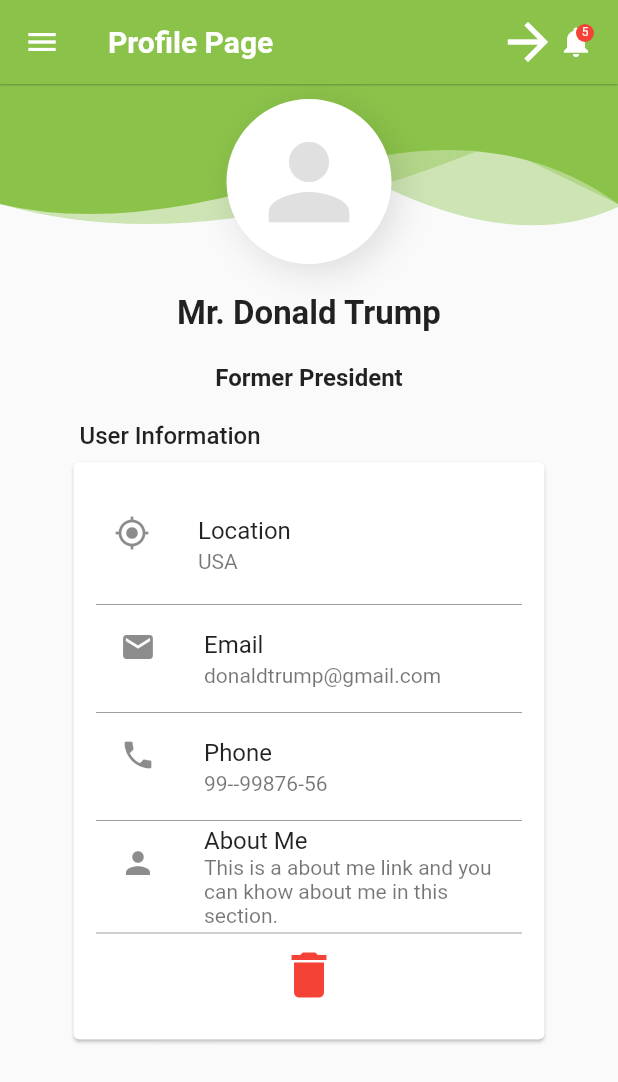
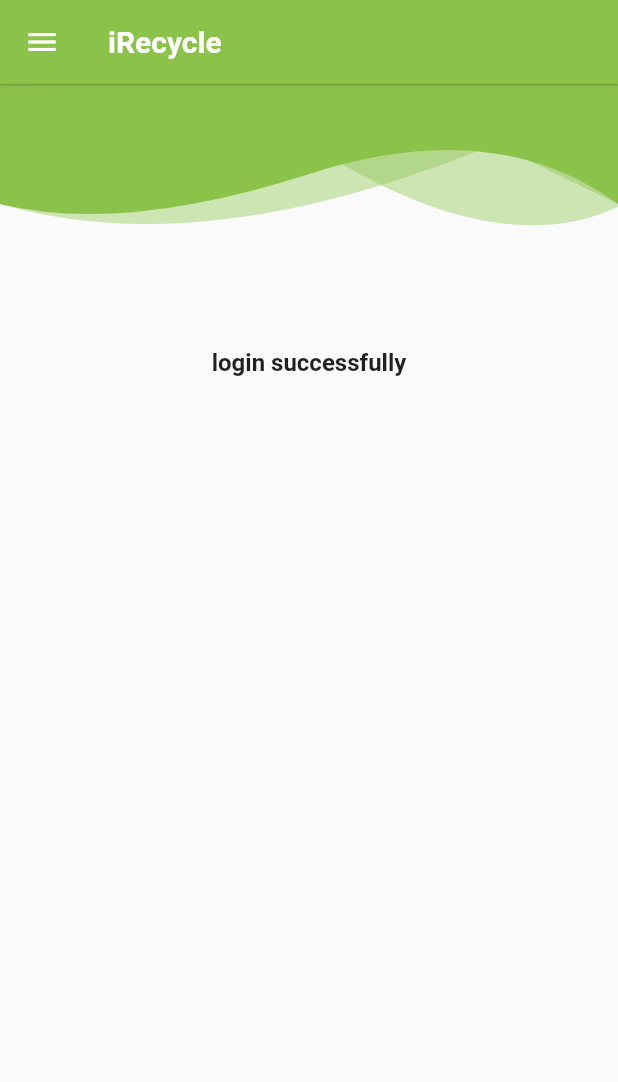
Before and after one commit to Ghadaaljariwi/iRecycle, a Flutter app: the ProfilePage screen opened directly, on a phone screen of 412 x 824 dp. Shown: the top 1082 px of the screen. Run offline on Flutter 3.47's test engine with Material 2 defaults, Android fonts, the phone set to English and light mode, and no system bars; our stand-ins replace cloud_firestore, firebase_auth, firebase_core, fluttertoast, font_awesome_flutter, hexcolor; accounts and stored records are empty.

Commit message:
logout & home page

```diff
--- /dev/null
+++ b/lib/onBording/onbording.dart
@@ -0,0 +1 @@
+//
--- /dev/null
+++ b/lib/pages/home.dart
@@ -0,0 +1,270 @@
+import 'package:cloud_firestore/cloud_firestore.dart';
+import 'package:firebase_auth/firebase_auth.dart';
+import 'package:flutter/cupertino.dart';
+import 'package:flutter/material.dart';
+import 'package:flutter/services.dart';
+import 'package:fluttertoast/fluttertoast.dart';
+import 'package:irecycle/pages/login_page.dart';
+import 'package:irecycle/pages/splash_screen.dart';
+import 'package:irecycle/pages/widgets/header_widget.dart';
+
+import '../common/theme_helper.dart';
+import 'registration_page.dart';
+
+class ProfilePage extends StatefulWidget {
+  @override
+  State<StatefulWidget> createState() {
+    return _ProfilePageState();
+  }
+}
+
+class _ProfilePageState extends State<ProfilePage> {
+  double _drawerIconSize = 24;
+  double _drawerFontSize = 17;
+
+  TextEditingController nameController = TextEditingController();
+  TextEditingController _emailController = TextEditingController();
+
+  _getUserDetail() {
+    FirebaseFirestore.instance
+        .collection('users')
+        .doc(FirebaseAuth.instance.currentUser!.uid)
+        .snapshots()
+        .listen((DocumentSnapshot snapshot) {
+      nameController.text = snapshot.get("firstName");
+      // image = snapshot.get('image');
+      _emailController.text = snapshot.get("email");
+      setState(() {});
+    });
+  }
+
+  Future delete() async {
+    await FirebaseFirestore.instance
+        .collection('users')
+        .doc(FirebaseAuth.instance.currentUser!.uid)
+        .delete();
+    Navigator.of(context)
+        .push(MaterialPageRoute(builder: (BuildContext context) {
+      return LoginPage();
+    }));
+    showToastMessage("Account deleted successfully");
+  }
+
+  void showToastMessage(String message) {
+    Fluttertoast.showToast(
+        msg: message,
+        toastLength: Toast.LENGTH_LONG,
+        gravity: ToastGravity.CENTER,
+        timeInSecForIosWeb: 1,
+        //backgroundColor: Colors.red, //background Color for message
+        textColor: Colors.white,
+        // backgroundColor: Colors.red,
+        fontSize: 16.0);
+  }
+
+  void _showDialog() {
+    showDialog(
+        context: context,
+        builder: (context) {
+          // set up the buttons
+          Widget cancelButton = TextButton(
+            child: Text(
+              "No",
+              style: TextStyle(fontSize: 20, color: Colors.red),
+            ),
+            onPressed: Navigator.of(context).pop,
+          );
+          Widget continueButton = TextButton(
+            child: Text(
+              "Yes",
+              style: TextStyle(fontSize: 20, color: Colors.green),
+            ),
+            onPressed: () {
+              delete();
+            },
+          );
+
+          return AlertDialog(
+            title: Text(
+              'Delete Profile',
+              style: TextStyle(color: Colors.deepPurple, fontSize: 20),
+            ),
+            content: Text(
+              'Are you sure you want to delete your profile ?',
+              style: TextStyle(fontSize: 20),
+            ),
+            actions: [
+              cancelButton,
+              continueButton,
+            ],
+          );
+        });
+  }
+
+  @override
+  Widget build(BuildContext context) {
+    return Scaffold(
+      appBar: AppBar(
+        title: Text(
+          "iRecycle",
+          style: TextStyle(color: Colors.white, fontWeight: FontWeight.bold),
+        ),
+        elevation: 0.5,
+        iconTheme: IconThemeData(color: Colors.white),
+        flexibleSpace: Container(
+          decoration: BoxDecoration(
+              gradient: LinearGradient(
+                  begin: Alignment.topLeft,
+                  end: Alignment.bottomRight,
+                  colors: <Color>[
+                Theme.of(context).primaryColor,
+                Theme.of(context).accentColor,
+              ])),
+        ),
+        actions: [
+          Container(
+            margin: EdgeInsets.only(
+              top: 16,
+              right: 16,
+            ),
+            child: Stack(
+              children: <Widget>[
+                // Icon(Icons.notifications),
+              ],
+            ),
+          )
+        ],
+      ),
+      drawer: Drawer(
+        child: Container(
+          child: ListView(
+            children: [
+              DrawerHeader(
+                decoration: BoxDecoration(
+                  color: Theme.of(context).primaryColor,
+                  gradient: LinearGradient(
+                    begin: Alignment.topLeft,
+                    end: Alignment.bottomRight,
+                    stops: [0.0, 1.0],
+                    colors: [
+                      Theme.of(context).primaryColor,
+                      Theme.of(context).accentColor,
+                    ],
+                  ),
+                ),
+                child: Container(
+                  alignment: Alignment.bottomLeft,
+                  child: Text(
+                    "Irecycle",
+                    style: TextStyle(
+                        fontSize: 25,
+                        color: Colors.white,
+                        fontWeight: FontWeight.bold),
+                  ),
+                ),
+              ),
+              ListTile(
+                leading: Icon(
+                  Icons.home_filled,
+                  size: _drawerIconSize,
+                  color: Theme.of(context).accentColor,
+                ),
+                title: Text(
+                  'Home Page',
+                  style: TextStyle(
+                      fontSize: _drawerFontSize,
+                      color: Theme.of(context).accentColor),
+                ),
+                onTap: () {
+                  /*   Navigator.push(
+                    context,
+                    MaterialPageRoute(
+                        builder: (context) => ForgotPasswordPage()),
+                  ); */
+                },
+              ),
+              Divider(
+                color: Theme.of(context).primaryColor,
+                height: 1,
+              ),
+              ListTile(
+                leading: Icon(
+                  Icons.logout_rounded,
+                  size: _drawerIconSize,
+                  color: Theme.of(context).accentColor,
+                ),
+                title: Text(
+                  'Logout',
+                  style: TextStyle(
+                      fontSize: _drawerFontSize,
+                      color: Theme.of(context).accentColor),
+                ),
+                onTap: () async {
+                  await FirebaseAuth.instance.signOut();
+                  Navigator.of(context).push(
+                    MaterialPageRoute(
+                      builder: (BuildContext context) {
+                        return const LoginPage();
+                      },
+                    ),
+                  );
+                  //do
+                  showToastMessage("logout successfully");
+                },
+              ),
+              ListTile(
+                leading: Icon(
+                  Icons.delete,
+                  size: _drawerIconSize,
+                  color: Theme.of(context).accentColor,
+                ),
+                title: Text(
+                  'Delete account',
+                  style: TextStyle(
+                      fontSize: _drawerFontSize,
+                      color: Theme.of(context).accentColor),
+                ),
+                onTap: () {
+                  _showDialog();
+                },
+              ),
+            ],
+          ),
+        ),
+      ),
+      body: SingleChildScrollView(
+        child: Stack(
+          children: [
+            Container(
+              height: 100,
+              child: HeaderWidget(100, false, Icons.house_rounded),
+            ),
+            Container(
+              alignment: Alignment.center,
+              margin: EdgeInsets.fromLTRB(25, 130, 25, 10),
+              padding: EdgeInsets.fromLTRB(10, 0, 10, 0),
+              child: Column(
+                children: [
+                  Text(
+                    FirebaseAuth.instance.currentUser!.email.toString(),
+                    style: TextStyle(fontSize: 22, fontWeight: FontWeight.bold),
+                  ),
+                  SizedBox(
+                    height: 20,
+                  ),
+                  Text(
+                    'login successfully',
+                    style: TextStyle(fontSize: 16, fontWeight: FontWeight.bold),
+                  ),
+                  SizedBox(
+                    height: 10,
+                  ),
+                ],
+              ),
+            )
+          ],
+        ),
+      ),
+    );
+  }
+}
--- a/lib/pages/login_page.dart
+++ b/lib/pages/login_page.dart
@@ -29,7 +29,7 @@ class _LoginPageState extends State<LoginPage> {
           return AlertDialog(
             title: Text(
               "Empty Fields",
-              style: TextStyle(color: Colors.deepPurple, fontSize: 20),
+              style: TextStyle(color: Colors.lightGreen, fontSize: 20),
             ),
             content: Text(
               "Please enter all required fields",
--- a/lib/pages/profile_page.dart
+++ /dev/null
@@ -1,463 +0,0 @@
-import 'package:cloud_firestore/cloud_firestore.dart';
-import 'package:firebase_auth/firebase_auth.dart';
-import 'package:flutter/cupertino.dart';
-import 'package:flutter/material.dart';
-import 'package:flutter/services.dart';
-import 'package:fluttertoast/fluttertoast.dart';
-import 'package:irecycle/pages/login_page.dart';
-import 'package:irecycle/pages/splash_screen.dart';
-import 'package:irecycle/pages/widgets/header_widget.dart';
-
-import 'registration_page.dart';
-
-class ProfilePage extends StatefulWidget {
-  @override
-  State<StatefulWidget> createState() {
-    return _ProfilePageState();
-  }
-}
-
-class _ProfilePageState extends State<ProfilePage> {
-  double _drawerIconSize = 24;
-  double _drawerFontSize = 17;
-
-  TextEditingController nameController = TextEditingController();
-  TextEditingController _emailController = TextEditingController();
-
-  _getUserDetail() {
-    FirebaseFirestore.instance
-        .collection('users')
-        .doc(FirebaseAuth.instance.currentUser!.uid)
-        .snapshots()
-        .listen((DocumentSnapshot snapshot) {
-      nameController.text = snapshot.get("firstName");
-      // image = snapshot.get('image');
-      _emailController.text = snapshot.get("email");
-      setState(() {});
-    });
-  }
-
-  Future delete() async {
-    await FirebaseFirestore.instance
-        .collection('users')
-        .doc(FirebaseAuth.instance.currentUser!.uid)
-        .delete();
-    Navigator.of(context)
-        .push(MaterialPageRoute(builder: (BuildContext context) {
-      return LoginPage();
-    }));
-    showToastMessage("Account deleted successfully");
-  }
-
-  void showToastMessage(String message) {
-    Fluttertoast.showToast(
-        msg: message,
-        toastLength: Toast.LENGTH_LONG,
-        gravity: ToastGravity.CENTER,
-        timeInSecForIosWeb: 1,
-        //backgroundColor: Colors.red, //background Color for message
-        textColor: Colors.white,
-        backgroundColor: Colors.red,
-        fontSize: 16.0);
-  }
-
-  void _showDialog() {
-    showDialog(
-        context: context,
-        builder: (context) {
-          // set up the buttons
-          Widget cancelButton = TextButton(
-            child: Text(
-              "No",
-              style: TextStyle(fontSize: 20, color: Colors.red),
-            ),
-            onPressed: Navigator.of(context).pop,
-          );
-          Widget continueButton = TextButton(
-            child: Text(
-              "Yes",
-              style: TextStyle(fontSize: 20, color: Colors.green),
-            ),
-            onPressed: () {
-              delete();
-            },
-          );
-
-          return AlertDialog(
-            title: Text(
-              'Delete Profile',
-              style: TextStyle(color: Colors.deepPurple, fontSize: 20),
-            ),
-            content: Text(
-              'Are you sure you want to delete your profile ?',
-              style: TextStyle(fontSize: 20),
-            ),
-            actions: [
-              cancelButton,
-              continueButton,
-            ],
-          );
-        });
-  }
-
-  @override
-  Widget build(BuildContext context) {
-    return Scaffold(
-      appBar: AppBar(
-        title: Text(
-          "Profile Page",
-          style: TextStyle(color: Colors.white, fontWeight: FontWeight.bold),
-        ),
-        elevation: 0.5,
-        iconTheme: IconThemeData(color: Colors.white),
-        flexibleSpace: Container(
-          decoration: BoxDecoration(
-              gradient: LinearGradient(
-                  begin: Alignment.topLeft,
-                  end: Alignment.bottomRight,
-                  colors: <Color>[
-                Theme.of(context).primaryColor,
-                Theme.of(context).accentColor,
-              ])),
-        ),
-        actions: [
-          IconButton(
-            icon: Icon(
-              Icons.arrow_forward,
-              color: Colors.white,
-              size: 40,
-            ),
-            onPressed: () {
-              Navigator.of(context).pop();
-            },
-          ),
-          Container(
-            margin: EdgeInsets.only(
-              top: 16,
-              right: 16,
-            ),
-            child: Stack(
-              children: <Widget>[
-                Icon(Icons.notifications),
-                Positioned(
-                  right: 0,
-                  child: Container(
-                    padding: EdgeInsets.all(1),
-                    decoration: BoxDecoration(
-                      color: Colors.red,
-                      borderRadius: BorderRadius.circular(6),
-                    ),
-                    constraints: BoxConstraints(
-                      minWidth: 12,
-                      minHeight: 12,
-                    ),
-                    child: Text(
-                      '5',
-                      style: TextStyle(
-                        color: Colors.white,
-                        fontSize: 8,
-                      ),
-                      textAlign: TextAlign.center,
-                    ),
-                  ),
-                )
-              ],
-            ),
-          )
-        ],
-      ),
-      drawer: Drawer(
-        child: Container(
-          decoration: BoxDecoration(
-              gradient: LinearGradient(
-                  begin: Alignment.topLeft,
-                  end: Alignment.bottomRight,
-                  stops: [
-                0.0,
-                1.0
-              ],
-                  colors: [
-                Theme.of(context).primaryColor.withOpacity(0.2),
-                Theme.of(context).accentColor.withOpacity(0.5),
-              ])),
-          child: ListView(
-            children: [
-              DrawerHeader(
-                decoration: BoxDecoration(
-                  color: Theme.of(context).primaryColor,
-                  gradient: LinearGradient(
-                    begin: Alignment.topLeft,
-                    end: Alignment.bottomRight,
-                    stops: [0.0, 1.0],
-                    colors: [
-                      Theme.of(context).primaryColor,
-                      Theme.of(context).accentColor,
-                    ],
-                  ),
-                ),
-                child: Container(
-                  alignment: Alignment.bottomLeft,
-                  child: Text(
-                    "FlutterTutorial.Net",
-                    style: TextStyle(
-                        fontSize: 25,
-                        color: Colors.white,
-                        fontWeight: FontWeight.bold),
-                  ),
-                ),
-              ),
-              ListTile(
-                leading: Icon(
-                  Icons.screen_lock_landscape_rounded,
-                  size: _drawerIconSize,
-                  color: Theme.of(context).accentColor,
-                ),
-                title: Text(
-                  'Splash Screen',
-                  style: TextStyle(
-                      fontSize: 17, color: Theme.of(context).accentColor),
-                ),
-                onTap: () {
-                  Navigator.push(
-                      context,
-                      MaterialPageRoute(
-                          builder: (context) =>
-                              SplashScreen(title: "Splash Screen")));
-                },
-              ),
-              ListTile(
-                leading: Icon(Icons.login_rounded,
-                    size: _drawerIconSize,
-                    color: Theme.of(context).accentColor),
-                title: Text(
-                  'Login Page',
-                  style: TextStyle(
-                      fontSize: _drawerFontSize,
-                      color: Theme.of(context).accentColor),
-                ),
-                onTap: () {
-                  Navigator.push(
-                    context,
-                    MaterialPageRoute(builder: (context) => LoginPage()),
-                  );
-                },
-              ),
-              Divider(
-                color: Theme.of(context).primaryColor,
-                height: 1,
-              ),
-              ListTile(
-                leading: Icon(Icons.person_add_alt_1,
-                    size: _drawerIconSize,
-                    color: Theme.of(context).accentColor),
-                title: Text(
-                  'Registration Page',
-                  style: TextStyle(
-                      fontSize: _drawerFontSize,
-                      color: Theme.of(context).accentColor),
-                ),
-                onTap: () {
-                  Navigator.push(
-                    context,
-                    MaterialPageRoute(builder: (context) => RegistrationPage()),
-                  );
-                },
-              ),
-              Divider(
-                color: Theme.of(context).primaryColor,
-                height: 1,
-              ),
-              ListTile(
-                leading: Icon(
-                  Icons.password_rounded,
-                  size: _drawerIconSize,
-                  color: Theme.of(context).accentColor,
-                ),
-                title: Text(
-                  'Forgot Password Page',
-                  style: TextStyle(
-                      fontSize: _drawerFontSize,
-                      color: Theme.of(context).accentColor),
-                ),
-                onTap: () {
-                  /*   Navigator.push(
-                    context,
-                    MaterialPageRoute(
-                        builder: (context) => ForgotPasswordPage()),
-                  ); */
-                },
-              ),
-              Divider(
-                color: Theme.of(context).primaryColor,
-                height: 1,
-              ),
-              ListTile(
-                leading: Icon(
-                  Icons.verified_user_sharp,
-                  size: _drawerIconSize,
-                  color: Theme.of(context).accentColor,
-                ),
-                title: Text(
-                  'Verification Page',
-                  style: TextStyle(
-                      fontSize: _drawerFontSize,
-                      color: Theme.of(context).accentColor),
-                ),
-                onTap: () {
-                  //
-                },
-              ),
-              Divider(
-                color: Theme.of(context).primaryColor,
-                height: 1,
-              ),
-              ListTile(
-                leading: Icon(
-                  Icons.logout_rounded,
-                  size: _drawerIconSize,
-                  color: Theme.of(context).accentColor,
-                ),
-                title: Text(
-                  'Logout',
-                  style: TextStyle(
-                      fontSize: _drawerFontSize,
-                      color: Theme.of(context).accentColor),
-                ),
-                onTap: () {
-                  SystemNavigator.pop();
-                },
-              ),
-            ],
-          ),
-        ),
-      ),
-      body: SingleChildScrollView(
-        child: Stack(
-          children: [
-            Container(
-              height: 100,
-              child: HeaderWidget(100, false, Icons.house_rounded),
-            ),
-            Container(
-              alignment: Alignment.center,
-              margin: EdgeInsets.fromLTRB(25, 10, 25, 10),
-              padding: EdgeInsets.fromLTRB(10, 0, 10, 0),
-              child: Column(
-                children: [
-                  Container(
-                    padding: EdgeInsets.all(10),
-                    decoration: BoxDecoration(
-                      borderRadius: BorderRadius.circular(100),
-                      border: Border.all(width: 5, color: Colors.white),
-                      color: Colors.white,
-                      boxShadow: [
-                        BoxShadow(
-                          color: Colors.black12,
-                          blurRadius: 20,
-                          offset: const Offset(5, 5),
-                        ),
-                      ],
-                    ),
-                    child: Icon(
-                      Icons.person,
-                      size: 80,
-                      color: Colors.grey.shade300,
-                    ),
-                  ),
-                  SizedBox(
-                    height: 20,
-                  ),
-                  Text(
-                    'Mr. Donald Trump',
-                    style: TextStyle(fontSize: 22, fontWeight: FontWeight.bold),
-                  ),
-                  SizedBox(
-                    height: 20,
-                  ),
-                  Text(
-                    'Former President',
-                    style: TextStyle(fontSize: 16, fontWeight: FontWeight.bold),
-                  ),
-                  SizedBox(
-                    height: 10,
-                  ),
-                  Container(
-                    padding: EdgeInsets.all(10),
-                    child: Column(
-                      children: <Widget>[
-                        Container(
-                          padding:
-                              const EdgeInsets.only(left: 8.0, bottom: 4.0),
-                          alignment: Alignment.topLeft,
-                          child: Text(
-                            "User Information",
-                            style: TextStyle(
-                              color: Colors.black87,
-                              fontWeight: FontWeight.w500,
-                              fontSize: 16,
-                            ),
-                            textAlign: TextAlign.left,
-                          ),
-                        ),
-                        Card(
-                          child: Container(
-                            alignment: Alignment.topLeft,
-                            padding: EdgeInsets.all(15),
-                            child: Column(
-                              children: <Widget>[
-                                Column(
-                                  children: <Widget>[
-                                    ...ListTile.divideTiles(
-                                      color: Colors.grey,
-                                      tiles: [
-                                        ListTile(
-                                          contentPadding: EdgeInsets.symmetric(
-                                              horizontal: 12, vertical: 4),
-                                          leading: Icon(Icons.my_location),
-                                          title: Text("Location"),
-                                          subtitle: Text("USA"),
-                                        ),
-                                        ListTile(
-                                          leading: Icon(Icons.email),
-                                          title: Text("Email"),
-                                          subtitle:
-                                              Text("donaldtrump@gmail.com"),
-                                        ),
-                                        ListTile(
-                                          leading: Icon(Icons.phone),
-                                          title: Text("Phone"),
-                                          subtitle: Text("99--99876-56"),
-                                        ),
-                                        ListTile(
-                                          leading: Icon(Icons.person),
-                                          title: Text("About Me"),
-                                          subtitle: Text(
-                                              "This is a about me link and you can khow about me in this section."),
-                                        ),
-                                        IconButton(
-                                            icon: Icon(Icons.delete),
-                                            color: Colors.red,
-                                            iconSize: 40,
-                                            onPressed: () {
-                                              _showDialog();
-                                            }),
-                                      ],
-                                    ),
-                                  ],
-                                )
-                              ],
-                            ),
-                          ),
-                        )
-                      ],
-                    ),
-                  )
-                ],
-              ),
-            )
-          ],
-        ),
-      ),
-    );
-  }
-}
--- a/lib/pages/registration_page.dart
+++ b/lib/pages/registration_page.dart
@@ -49,7 +49,7 @@ class _RegistrationPageState extends State<RegistrationPage> {
           return AlertDialog(
             title: Text(
               "Empty Fields",
-              style: TextStyle(color: Colors.deepPurple, fontSize: 20),
+              style: TextStyle(color: Colors.lightGreen, fontSize: 20),
             ),
             content: Text(
               "Please enter all required fields",
```
Also changed, not shown: 1 other file.
